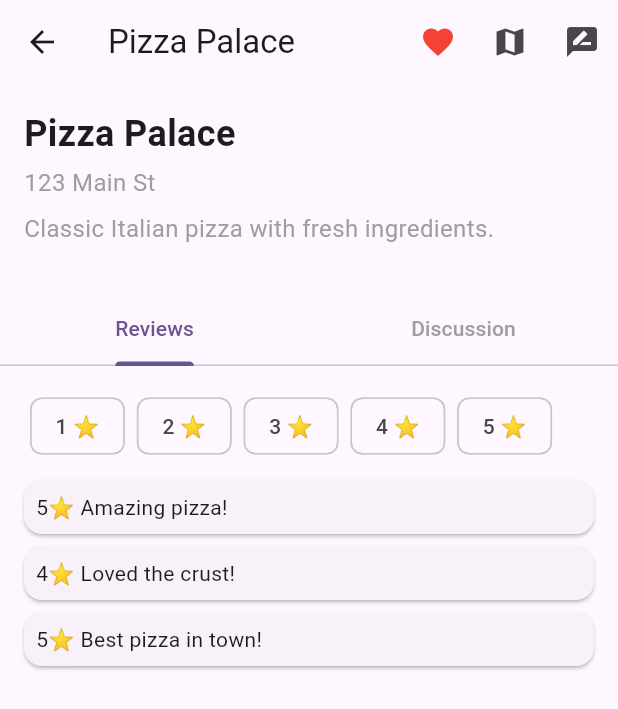
After one commit to BonelessWater/DHAM, a Flutter app: the HomeScreen screen opened directly, after a tap on the "favorite outline" icon, after a tap on "Pizza Palace", on a phone screen of 412 x 824 dp. The commit adds this screen. Shown: the top 709 px of the screen. Run offline on Flutter 3.47's test engine with Material 3 defaults, Android fonts, the phone set to English and light mode, and no system bars; network calls fail.

Commit message:
added individual restaurant page, shows info, reviews, and discussion (non functioning) and can navigate to restaurant page from home, search, and liked list

```diff
--- a/frontend/lib/screens/home_screen.dart
+++ b/frontend/lib/screens/home_screen.dart
@@ -2,12 +2,14 @@ import 'package:flutter/material.dart';
 import 'api_test_screen.dart';
 import 'search_screen.dart';
 import 'profile_screen.dart';
+import 'restaurant_detail_screen.dart';
 
 // Mock restaurant model
 class Restaurant {
   final String name;
   final double stars;
   final String location;
+  final String description;
   final List<String> reviews;
   bool isLiked;
 
@@ -15,6 +17,7 @@ class Restaurant {
     required this.name,
     required this.stars,
     required this.location,
+    required this.description,
     this.reviews = const [],
     this.isLiked = false,
   });
@@ -28,13 +31,69 @@ class HomeScreen extends StatefulWidget {
 }
 
 class _HomeScreenState extends State<HomeScreen> {
-  // Mock restaurant list
-  final List<Restaurant> _restaurants = [
-    Restaurant(name: 'Pizza Palace', stars: 4.5, location: '123 Main St'),
-    Restaurant(name: 'Sushi Spot', stars: 5.0, location: '456 Elm St'),
-    Restaurant(name: 'Burger Barn', stars: 3.5, location: '789 Oak St'),
-    Restaurant(name: 'Taco Tower', stars: 4.0, location: '222 Pine St'),
+  List<Restaurant> _restaurants = [
+    Restaurant(
+      name: 'Pizza Palace',
+      stars: 4.5,
+      location: '123 Main St',
+      description: 'Classic Italian pizza with fresh ingredients.',
+      reviews: ['5⭐ Amazing pizza!', '4⭐ Loved the crust!', '5⭐ Best pizza in town!'],
+    ),
+    Restaurant(
+      name: 'Sushi Spot',
+      stars: 5.0,
+      location: '456 Elm St',
+      description: 'Fresh sushi and sashimi, authentic Japanese flavors.',
+      reviews: ['5⭐ Sushi heaven!', '5⭐ Very fresh fish', '4⭐ Great presentation!'],
+    ),
+    Restaurant(
+      name: 'Burger Barn',
+      stars: 3.5,
+      location: '789 Oak St',
+      description: 'Juicy burgers with a variety of toppings.',
+      reviews: ['3⭐ Average burger', '4⭐ Good value', '3⭐ Fries were soggy'],
+    ),
+    Restaurant(
+      name: 'Taco Town',
+      stars: 4.0,
+      location: '321 Pine St',
+      description: 'Authentic Mexican tacos with homemade salsa.',
+      reviews: ['4⭐ Delicious tacos', '5⭐ Best tacos I\'ve had!', '4⭐ Friendly staff'],
+    ),
+    Restaurant(
+      name: 'Curry Corner',
+      stars: 4.2,
+      location: '654 Maple Ave',
+      description: 'Spicy Indian curries and naan breads.',
+      reviews: ['5⭐ Amazing curry', '4⭐ Nice spice level', '4⭐ Great ambiance'],
+    ),
+    Restaurant(
+      name: 'Vegan Delight',
+      stars: 4.7,
+      location: '987 Birch Blvd',
+      description: 'Healthy and creative vegan dishes.',
+      reviews: ['5⭐ Loved it!', '5⭐ So fresh', '4⭐ Great vegan options'],
+    ),
   ];
+
+  List<Restaurant> _filteredRestaurants = [];
+  final TextEditingController _searchController = TextEditingController();
+
+  @override
+  void initState() {
+    super.initState();
+    _filteredRestaurants = _restaurants;
+    _searchController.addListener(_filterRestaurants);
+  }
+
+  void _filterRestaurants() {
+    final query = _searchController.text.toLowerCase();
+    setState(() {
+      _filteredRestaurants = _restaurants
+          .where((r) => r.name.toLowerCase().startsWith(query))
+          .toList();
+    });
+  }
 
   void _logout() {
     Navigator.pushReplacement(
@@ -43,25 +102,32 @@ class _HomeScreenState extends State<HomeScreen> {
     );
   }
 
-  void _openMap(Restaurant restaurant) {
-    ScaffoldMessenger.of(context).showSnackBar(
-      SnackBar(content: Text('Show map for ${restaurant.name}')),
+  void _openProfile() {
+    final likedRestaurants = _restaurants.where((r) => r.isLiked).toList();
+    Navigator.push(
+      context,
+      MaterialPageRoute(
+        builder: (_) => ProfileScreen(likedRestaurants: likedRestaurants),
+      ),
     );
   }
 
-  void _openReviews(Restaurant restaurant) {
-    ScaffoldMessenger.of(context).showSnackBar(
-      SnackBar(content: Text('Open reviews for ${restaurant.name}')),
-    );
-  }
-
-  void _openSearchScreen() {
+  void _openSearch() {
     Navigator.push(
       context,
       MaterialPageRoute(
         builder: (_) => SearchScreen(allRestaurants: _restaurants),
       ),
     );
+  }
+
+  void _openRestaurantDetail(Restaurant restaurant) {
+    Navigator.push(
+      context,
+      MaterialPageRoute(
+        builder: (_) => RestaurantDetailScreen(restaurant: restaurant),
+      ),
+    ).then((_) => setState(() {})); // refresh state to reflect likes
   }
 
   @override
@@ -73,48 +139,30 @@ class _HomeScreenState extends State<HomeScreen> {
           children: [
             IconButton(
               icon: const Icon(Icons.home),
-              onPressed: () {
-                // Already home, could refresh or scroll to top
-              },
+              onPressed: () {},
             ),
-            // Instead of a TextField, this is a tappable "fake" search bar
             Expanded(
-              child: GestureDetector(
-                onTap: _openSearchScreen,
-                child: Container(
-                  height: 40,
-                  decoration: BoxDecoration(
-                    color: Colors.white,
+              child: TextField(
+                controller: _searchController,
+                decoration: InputDecoration(
+                  hintText: 'Search restaurants',
+                  filled: true,
+                  fillColor: Colors.white,
+                  contentPadding: const EdgeInsets.symmetric(vertical: 8, horizontal: 12),
+                  border: OutlineInputBorder(
                     borderRadius: BorderRadius.circular(8),
-                    border: Border.all(color: Colors.grey.shade300),
+                    borderSide: BorderSide.none,
                   ),
-                  padding:
-                      const EdgeInsets.symmetric(horizontal: 12, vertical: 8),
-                  child: Row(
-                    children: const [
-                      Icon(Icons.search, color: Colors.grey),
-                      SizedBox(width: 8),
-                      Text(
-                        'Search restaurants...',
-                        style: TextStyle(color: Colors.grey),
+                  prefixIcon: const Icon(Icons.search),
                 ),
-                    ],
-                  ),
-                ),
+                readOnly: true,
+                onTap: _openSearch, // open search page
               ),
             ),
             IconButton(
               icon: const Icon(Icons.person),
               tooltip: 'Profile',
-              onPressed: () {
-                final likedRestaurants = _restaurants.where((r) => r.isLiked).toList();
-                Navigator.push(
-                  context,
-                  MaterialPageRoute(
-                    builder: (_) => ProfileScreen(likedRestaurants: likedRestaurants),
-                  ),
-                );
-              },
+              onPressed: _openProfile,
             ),
             IconButton(
               icon: const Icon(Icons.logout),
@@ -124,11 +172,15 @@ class _HomeScreenState extends State<HomeScreen> {
           ],
         ),
       ),
-      body: ListView.builder(
-        itemCount: _restaurants.length,
+      body: _filteredRestaurants.isEmpty
+          ? const Center(child: Text('No restaurants found'))
+          : ListView.builder(
+              itemCount: _filteredRestaurants.length,
               itemBuilder: (context, index) {
-          final restaurant = _restaurants[index];
-          return Card(
+                final restaurant = _filteredRestaurants[index];
+                return InkWell(
+                  onTap: () => _openRestaurantDetail(restaurant),
+                  child: Card(
                     margin: const EdgeInsets.symmetric(horizontal: 12, vertical: 6),
                     child: Padding(
                       padding: const EdgeInsets.all(12.0),
@@ -149,9 +201,7 @@ class _HomeScreenState extends State<HomeScreen> {
                                   children: List.generate(
                                     5,
                                     (i) => Icon(
-                              i < restaurant.stars
-                                  ? Icons.star
-                                  : Icons.star_border,
+                                      i < restaurant.stars ? Icons.star : Icons.star_border,
                                       color: Colors.amber,
                                       size: 18,
                                     ),
@@ -159,14 +209,6 @@ class _HomeScreenState extends State<HomeScreen> {
                                 ),
                               ],
                             ),
-                  ),
-                  IconButton(
-                    icon: const Icon(Icons.map),
-                    onPressed: () => _openMap(restaurant),
-                  ),
-                  IconButton(
-                    icon: const Icon(Icons.rate_review),
-                    onPressed: () => _openReviews(restaurant),
                           ),
                           IconButton(
                             icon: Icon(
@@ -182,9 +224,16 @@ class _HomeScreenState extends State<HomeScreen> {
                         ],
                       ),
                     ),
+                  ),
                 );
               },
             ),
     );
   }
+
+  @override
+  void dispose() {
+    _searchController.dispose();
+    super.dispose();
   }
+}
--- /dev/null
+++ b/frontend/lib/screens/restaurant_detail_screen.dart
@@ -0,0 +1,171 @@
+import 'package:flutter/material.dart';
+import 'home_screen.dart'; // for Restaurant model
+
+class RestaurantDetailScreen extends StatefulWidget {
+  final Restaurant restaurant;
+
+  const RestaurantDetailScreen({Key? key, required this.restaurant}) : super(key: key);
+
+  @override
+  State<RestaurantDetailScreen> createState() => _RestaurantDetailScreenState();
+}
+
+class _RestaurantDetailScreenState extends State<RestaurantDetailScreen>
+    with SingleTickerProviderStateMixin {
+  late TabController _tabController;
+  int _filterStars = 0; // 0 = show all, 1-5 = filter by stars
+
+  List<String> get _filteredReviews {
+    if (_filterStars == 0) return widget.restaurant.reviews;
+    return widget.restaurant.reviews
+        .where((r) {
+          final match = RegExp(r'^(\d)').firstMatch(r);
+          if (match != null) {
+            final stars = int.tryParse(match.group(1) ?? '0') ?? 0;
+            return stars == _filterStars;
+          }
+          return false;
+        })
+        .toList();
+  }
+
+  @override
+  void initState() {
+    super.initState();
+    _tabController = TabController(length: 2, vsync: this);
+  }
+
+  void _toggleLike() {
+    setState(() {
+      widget.restaurant.isLiked = !widget.restaurant.isLiked;
+    });
+  }
+
+  void _openMap() {
+    ScaffoldMessenger.of(context).showSnackBar(
+      SnackBar(content: Text('Open map for ${widget.restaurant.name}')),
+    );
+  }
+
+  void _leaveReview() {
+    ScaffoldMessenger.of(context).showSnackBar(
+      SnackBar(content: Text('Leave review for ${widget.restaurant.name}')),
+    );
+  }
+
+  @override
+  Widget build(BuildContext context) {
+    return DefaultTabController(
+      length: 2,
+      child: Scaffold(
+        appBar: AppBar(
+          title: Text(widget.restaurant.name),
+          actions: [
+            IconButton(
+              icon: Icon(widget.restaurant.isLiked ? Icons.favorite : Icons.favorite_border, color: Colors.red),
+              tooltip: 'Like',
+              onPressed: _toggleLike,
+            ),
+            IconButton(icon: const Icon(Icons.map), tooltip: 'Map', onPressed: _openMap),
+            IconButton(icon: const Icon(Icons.rate_review), tooltip: 'Leave Review', onPressed: _leaveReview),
+          ],
+        ),
+        body: SingleChildScrollView(
+          child: Column(
+            crossAxisAlignment: CrossAxisAlignment.start,
+            children: [
+              // Restaurant info
+              Padding(
+                padding: const EdgeInsets.all(16.0),
+                child: Column(
+                  crossAxisAlignment: CrossAxisAlignment.start,
+                  children: [
+                    Text(widget.restaurant.name, style: const TextStyle(fontSize: 24, fontWeight: FontWeight.bold)),
+                    const SizedBox(height: 4),
+                    Text(widget.restaurant.location, style: const TextStyle(fontSize: 16, color: Colors.grey)),
+                    const SizedBox(height: 8),
+                    Text(widget.restaurant.description, style: const TextStyle(fontSize: 16, color: Colors.grey)),
+                    const SizedBox(height: 16),
+                  ],
+                ),
+              ),
+
+              // TabBar
+              TabBar(
+                controller: _tabController,
+                tabs: const [
+                  Tab(text: 'Reviews'),
+                  Tab(text: 'Discussion'),
+                ],
+                labelColor: Theme.of(context).primaryColor,
+                unselectedLabelColor: Colors.grey,
+              ),
+
+              // TabBar content
+              SizedBox(
+                height: MediaQuery.of(context).size.height * 0.6, // adjusts for screen size
+                child: TabBarView(
+                  controller: _tabController,
+                  children: [
+                    // Reviews tab
+                    Padding(
+                      padding: const EdgeInsets.all(16.0),
+                      child: Column(
+                        crossAxisAlignment: CrossAxisAlignment.start,
+                        children: [
+                          // Star filter buttons
+                          SingleChildScrollView(
+                            scrollDirection: Axis.horizontal,
+                            child: Row(
+                              children: List.generate(5, (i) {
+                                final star = i + 1;
+                                return Padding(
+                                  padding: const EdgeInsets.symmetric(horizontal: 4.0),
+                                  child: ChoiceChip(
+                                    label: Text('$star ⭐'),
+                                    selected: _filterStars == star,
+                                    onSelected: (_) {
+                                      setState(() {
+                                        _filterStars = _filterStars == star ? 0 : star;
+                                      });
+                                    },
+                                  ),
+                                );
+                              }),
+                            ),
+                          ),
+                          const SizedBox(height: 8),
+
+                          // Reviews list
+                          Expanded(
+                            child: _filteredReviews.isEmpty
+                                ? const Center(child: Text('No reviews to show'))
+                                : ListView.builder(
+                                    itemCount: _filteredReviews.length,
+                                    itemBuilder: (context, index) {
+                                      final review = _filteredReviews[index];
+                                      return Card(
+                                        margin: const EdgeInsets.symmetric(vertical: 4),
+                                        child: Padding(
+                                          padding: const EdgeInsets.all(8.0),
+                                          child: Text(review),
+                                        ),
+                                      );
+                                    },
+                                  ),
+                          ),
+                        ],
+                      ),
+                    ),
+                    // Discussion tab
+                    const Center(child: Text('Feature coming soon')),
+                  ],
+                ),
+              ),
+            ],
+          ),
+        ),
+      ),
+    );
+  }
+}
```
Also changed, not shown: frontend/lib/screens/profile_screen.dart (+48 -22 lines), frontend/lib/screens/search_screen.dart (+23 -69 lines). Lines whose indentation alone changed are shown as unchanged.
